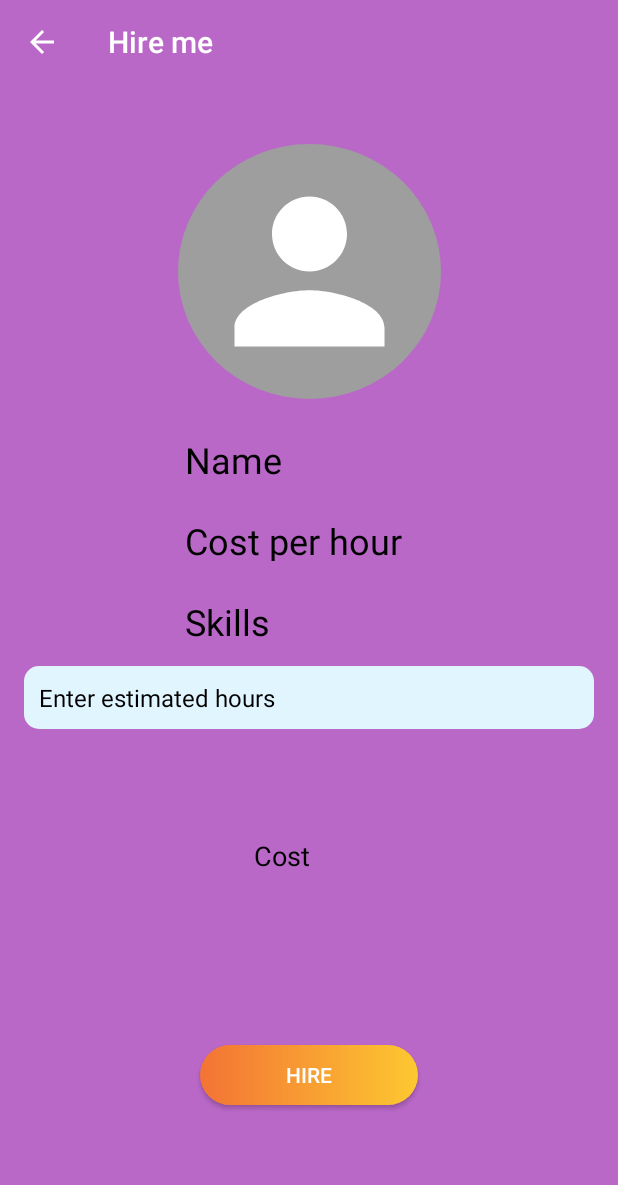
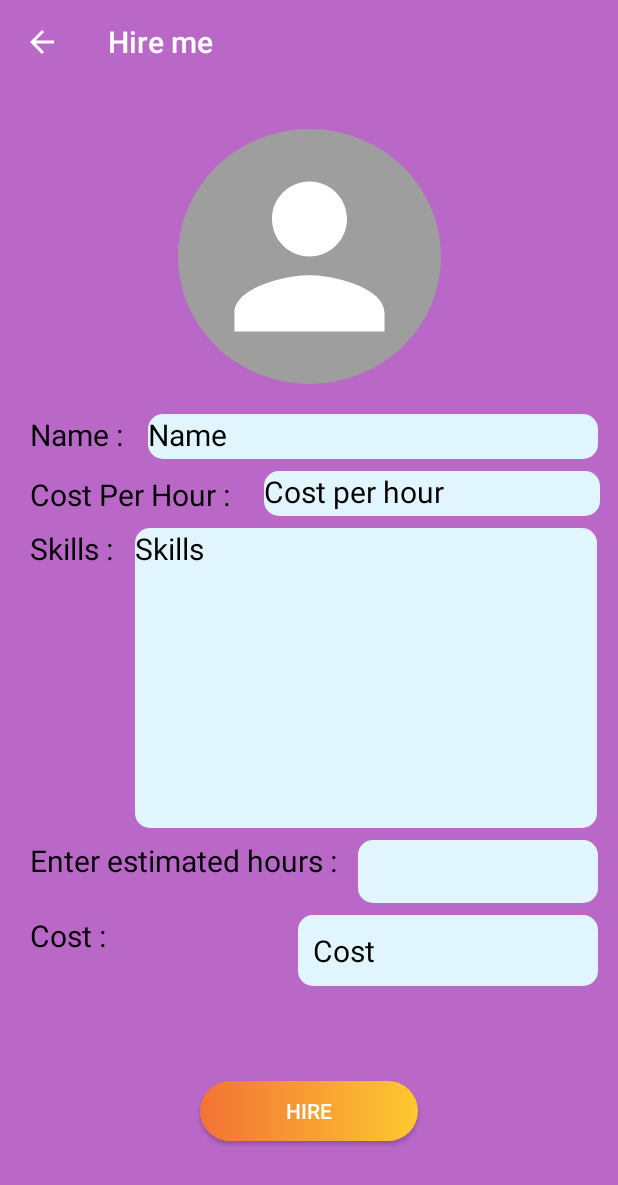
Before and after one commit to AnjanaDinuwan/JOBSSearch, an Android app: the QuickJobHire screen opened directly, with no data from a screen before it, on a phone screen of 412 x 824 dp. Shown: the top 1185 px of the screen. Run offline under Robolectric (Android 15) with nearby library versions, the phone set to English and light mode, and no system bars.

Commit message:
change hire page

```diff
--- a/app/src/main/res/layout/quick_job_hire.xml
+++ b/app/src/main/res/layout/quick_job_hire.xml
@@ -10,7 +10,7 @@
         android:id="@+id/btn_profile"
         android:layout_width="wrap_content"
         android:layout_height="wrap_content"
-        android:layout_marginTop="40dp"
+        android:layout_marginTop="30dp"
         android:background="@drawable/profile_round"
         android:backgroundTint="#9E9E9E"
         android:gravity="center_horizontal"
@@ -33,71 +33,80 @@
 
     <TextView
         android:id="@+id/ServiceProviderNameView"
-        android:layout_width="166dp"
+        android:layout_width="300dp"
         android:layout_height="30dp"
-        android:layout_marginTop="24dp"
+        android:layout_marginTop="20dp"
+        android:layout_marginLeft="10dp"
         android:text="Name"
+        android:background="@drawable/rounded_corner_rectangle"
+        android:backgroundTint="@color/light_blue_50"
         android:textColor="#000000"
-        android:textSize="24sp"
+        android:textSize="20sp"
+
         app:layout_constraintEnd_toEndOf="parent"
-
-        app:layout_constraintStart_toStartOf="parent"
+        app:layout_constraintHorizontal_bias="0.319"
+        app:layout_constraintStart_toEndOf="@+id/textView3"
         app:layout_constraintTop_toBottomOf="@+id/btn_profile" />
 
     <TextView
         android:id="@+id/ServiceProviderCostView"
-        android:layout_width="166dp"
+        android:layout_width="224dp"
         android:layout_height="30dp"
-        android:layout_marginTop="24dp"
+        android:layout_marginLeft="10dp"
+        android:layout_marginTop="8dp"
+        android:background="@drawable/rounded_corner_rectangle"
+        android:backgroundTint="@color/light_blue_50"
         android:text="Cost per hour"
         android:textColor="#000000"
-        android:textSize="24sp"
+        android:textSize="20sp"
         app:layout_constraintEnd_toEndOf="parent"
-
-        app:layout_constraintStart_toStartOf="parent"
+        app:layout_constraintStart_toEndOf="@+id/textView"
         app:layout_constraintTop_toBottomOf="@+id/ServiceProviderNameView" />
 
     <TextView
         android:id="@+id/ServiceProviderDetailsView"
-        android:layout_width="166dp"
-        android:layout_height="30dp"
-        android:layout_marginTop="24dp"
+        android:layout_width="308dp"
+        android:layout_height="200dp"
+        android:layout_marginTop="8dp"
+        android:background="@drawable/rounded_corner_rectangle"
+        android:backgroundTint="@color/light_blue_50"
         android:text="Skills"
         android:textColor="#000000"
-        android:textSize="24sp"
+        android:textSize="20sp"
         app:layout_constraintEnd_toEndOf="parent"
-
-        app:layout_constraintStart_toStartOf="parent"
+        app:layout_constraintStart_toEndOf="@+id/textView4"
         app:layout_constraintTop_toBottomOf="@+id/ServiceProviderCostView" />
 
 
     <EditText
         android:id="@+id/jobProviderEditText"
-        android:layout_width="match_parent"
+        android:layout_width="160dp"
         android:layout_height="wrap_content"
-        android:layout_margin="16dp"
-        android:layout_marginTop="52dp"
+        android:layout_marginTop="8dp"
         android:background="@drawable/rounded_corner_rectangle"
         android:backgroundTint="@color/light_blue_50"
-        android:hint="Enter estimated hours"
         android:inputType="textPostalAddress"
         android:padding="10dp"
         android:textColorHint="@color/black"
         android:textSize="16sp"
         app:layout_constraintEnd_toEndOf="parent"
-        app:layout_constraintStart_toStartOf="parent"
+        app:layout_constraintStart_toEndOf="@+id/textView2"
         app:layout_constraintTop_toBottomOf="@+id/ServiceProviderDetailsView" />
 
     <TextView
         android:id="@+id/daysTextView2"
-        android:layout_width="73dp"
-        android:layout_height="28dp"
-        android:layout_marginTop="72dp"
+        android:layout_width="200dp"
+        android:layout_height="wrap_content"
+        android:layout_marginTop="8dp"
+        android:layout_marginLeft="114dp"
+        android:background="@drawable/rounded_corner_rectangle"
+        android:backgroundTint="@color/light_blue_50"
+        android:padding="10dp"
         android:text="Cost"
         android:textColor="#000000"
-        android:textSize="18sp"
+        android:textSize="20sp"
         app:layout_constraintEnd_toEndOf="parent"
-        app:layout_constraintStart_toStartOf="parent"
+        app:layout_constraintStart_toEndOf="@+id/textView5"
         app:layout_constraintTop_toBottomOf="@+id/jobProviderEditText" />
 
     <Button
@@ -112,8 +121,69 @@
         app:layout_constraintBottom_toBottomOf="parent"
         app:layout_constraintEnd_toEndOf="parent"
         app:layout_constraintStart_toStartOf="parent"
-        app:layout_constraintTop_toBottomOf="@+id/daysTextView2"
-        app:layout_constraintVertical_bias="0.559" />
+        app:layout_constraintTop_toBottomOf="@+id/daysTextView2" />
+
+    <TextView
+        android:id="@+id/textView"
+        android:layout_width="wrap_content"
+        android:layout_height="wrap_content"
+        android:layout_marginTop="10dp"
+        android:layout_marginLeft="20dp"
+        android:text="Cost Per Hour :"
+        android:textColor="#000000"
+        android:textSize="20sp"
+        app:layout_constraintStart_toStartOf="parent"
+        app:layout_constraintTop_toBottomOf="@+id/ServiceProviderNameView" />
+
+    <TextView
+        android:id="@+id/textView2"
+        android:layout_width="wrap_content"
+        android:layout_height="wrap_content"
+        android:layout_marginLeft="20dp"
+        android:text="Enter estimated hours :"
+        android:layout_marginTop="8dp"
+        android:textColor="#000000"
+        android:textSize="20sp"
+        app:layout_constraintStart_toStartOf="parent"
+        app:layout_constraintTop_toBottomOf="@+id/ServiceProviderDetailsView" />
+
+    <TextView
+        android:id="@+id/textView3"
+        android:layout_width="wrap_content"
+        android:layout_height="wrap_content"
+        android:layout_marginTop="20dp"
+        android:layout_marginLeft="20dp"
+        android:text="Name :"
+        android:textColor="#000000"
+        android:textSize="20sp"
+        app:layout_constraintStart_toStartOf="parent"
+        app:layout_constraintTop_toBottomOf="@+id/btn_profile" />
+
+    <TextView
+        android:id="@+id/textView4"
+        android:layout_width="wrap_content"
+        android:layout_height="wrap_content"
+        android:layout_marginTop="8dp"
+        android:layout_marginLeft="20dp"
+        android:text="Skills :"
+        android:textColor="#000000"
+        android:textSize="20sp"
+        app:layout_constraintStart_toStartOf="parent"
+        app:layout_constraintTop_toBottomOf="@+id/ServiceProviderCostView" />
+
+    <TextView
+        android:id="@+id/textView5"
+        android:layout_width="wrap_content"
+        android:layout_height="wrap_content"
+        android:layout_marginTop="8dp"
+        android:layout_marginLeft="20dp"
+        android:text="Cost :"
+        android:textColor="#000000"
+        android:textSize="20sp"
+        app:layout_constraintStart_toStartOf="parent"
+        app:layout_constraintTop_toBottomOf="@+id/jobProviderEditText" />
+
+
 
 
 </androidx.constraintlayout.widget.ConstraintLayout>
```
